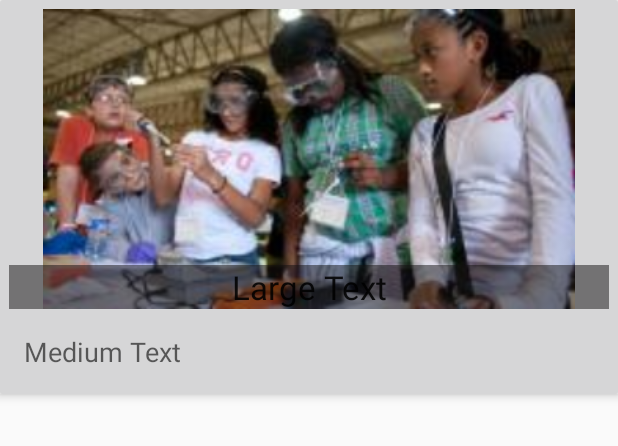
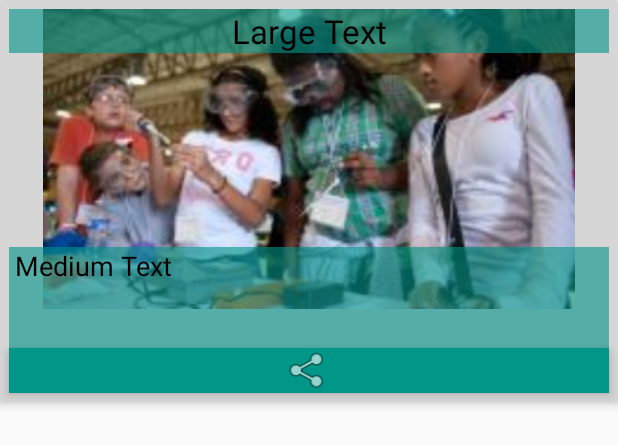
Before and after one commit to mohammedhabeeb2003/AllndiaNewsNew, an Android app: the layout custom_row_news.xml on its own in the app's theme, with its tools: preview values and no code run, on a phone screen of 412 x 824 dp. Shown: the top 446 px of the screen. Run offline under Robolectric (Android 15) with nearby library versions, the light colour scheme and no system bars.

Commit message:
16/01/2017

```diff
--- a/app/build.gradle
+++ b/app/build.gradle
@@ -24,6 +24,7 @@ dependencies {
     androidTestCompile('com.android.support.test.espresso:espresso-core:2.2.2', {
         exclude group: 'com.android.support', module: 'support-annotations'
     })
+
     compile 'com.android.support:appcompat-v7:25.1.0'
     compile 'com.android.support:design:25.1.0'
     compile 'com.android.support:recyclerview-v7:25.1.0'
@@ -41,11 +42,12 @@ dependencies {
     compile 'com.nineoldandroids:library:2.4.0'
     compile 'com.daimajia.easing:library:1.0.1@aar'
     compile 'com.daimajia.androidanimations:library:1.1.3@aar'
-
     testCompile 'junit:junit:4.12'
 }
 
 
 
 
+
+
 apply plugin: 'com.google.gms.google-services'
--- a/app/src/main/java/pingala/com/navigationdrawer1/activity/LanguageFragment.java
+++ b/app/src/main/java/pingala/com/navigationdrawer1/activity/LanguageFragment.java
@@ -11,6 +11,7 @@ import android.view.LayoutInflater;
 import android.view.View;
 import android.view.ViewGroup;
 import android.widget.GridView;
+import android.widget.Toast;
 
 import com.google.firebase.database.DataSnapshot;
 import com.google.firebase.database.DatabaseError;
@@ -120,4 +121,6 @@ public class LanguageFragment extends Fragment {
         }
     }
 
+
+
 }
--- a/app/src/main/res/layout-v21/custom_row_news.xml
+++ b/app/src/main/res/layout-v21/custom_row_news.xml
@@ -5,9 +5,12 @@
     android:layout_width="match_parent"
     android:layout_height="wrap_content"
     android:orientation="vertical"
-    android:outlineProvider="paddedBounds"
+    android:outlineProvider="bounds"
     app:cardBackgroundColor="@color/transparent_white_hex_11"
-    app:cardElevation="4dp">
+    app:cardElevation="4dp"
+    android:layout_marginBottom="10dp"
+
+    >
 
     <LinearLayout
         android:layout_width="match_parent"
@@ -18,7 +21,7 @@
         <RelativeLayout
             android:id="@+id/rl_cardview"
             android:layout_width="match_parent"
-            android:layout_height="wrap_content"
+            android:layout_height="232dp"
             android:paddingLeft="6dp"
             android:paddingRight="6dp"
             android:paddingTop="6dp">
@@ -35,53 +38,46 @@
                 android:id="@+id/title_text"
                 android:layout_width="match_parent"
                 android:layout_height="wrap_content"
-                android:layout_alignBottom="@+id/thumb_img"
+                android:layout_alignTop="@+id/thumb_img"
                 android:layout_centerHorizontal="true"
-                android:background="#80121111"
+                android:background="#9a009688"
                 android:gravity="center"
                 android:lines="1"
                 android:text="Large Text"
                 android:textAppearance="?android:attr/textAppearanceLarge"
-                android:textColor="#ffffff" />
+                android:textColor="#000000" />
+            <TextView
+                android:id="@+id/description_text"
+                android:paddingLeft="4dp"
+                android:lines="3"
+                android:layout_width="match_parent"
+                android:layout_height="wrap_content"
+                android:layout_alignParentLeft="true"
+                android:background="#9a009688"
+                android:layout_alignParentBottom="true"
+                android:layout_alignParentStart="true"
+                android:text="Medium Text"
+                android:textColor="#000000"
+                android:textAppearance="?android:attr/textAppearanceMedium" />
 
         </RelativeLayout>
 
-        <TextView
-            android:id="@+id/description_text"
-            android:layout_width="match_parent"
-            android:layout_height="wrap_content"
-            android:layout_alignParentLeft="true"
-            android:layout_alignParentStart="true"
-            android:layout_below="@+id/rl_cardview"
-            android:layout_margin="@dimen/activity_horizontal_margin"
-            android:text="Medium Text"
-            android:textAppearance="?android:attr/textAppearanceMedium" />
 
         <LinearLayout
             android:layout_width="match_parent"
             android:layout_height="30dp"
             android:background="@color/colorPrimary"
-            android:gravity="right"
+            android:gravity="center"
+            android:layout_marginRight="6dp"
+            android:layout_marginLeft="6dp"
+            android:layout_marginBottom="6dp"
+            android:elevation="4dp"
+            android:outlineProvider="bounds"
             android:orientation="horizontal">
 
-            <ImageButton
-                android:id="@+id/share_main"
-                android:layout_width="30dp"
-                android:layout_height="30dp"
-                android:layout_marginRight="30dp"
-                android:background="@android:drawable/ic_menu_share" />
 
             <ImageButton
-                android:id="@+id/share_watsapp"
-                android:layout_width="30dp"
-                android:layout_height="30dp"
-                android:layout_marginRight="30dp"
-                android:background="@android:drawable/ic_menu_share"
-
-                />
-
-            <ImageButton
-                android:id="@+id/share_facebook"
+                android:id="@+id/share"
                 android:layout_width="30dp"
                 android:layout_height="30dp"
                 android:background="@android:drawable/ic_menu_share"
--- a/app/src/main/res/layout/custom_row_news.xml
+++ b/app/src/main/res/layout/custom_row_news.xml
@@ -5,19 +5,23 @@
     android:layout_width="match_parent"
     android:layout_height="wrap_content"
     android:orientation="vertical"
-    android:outlineProvider="paddedBounds"
+    android:outlineProvider="bounds"
     app:cardBackgroundColor="@color/transparent_white_hex_11"
-    app:cardElevation="4dp">
+    app:cardElevation="4dp"
+    android:layout_marginBottom="10dp"
+
+    >
 
     <LinearLayout
         android:layout_width="match_parent"
         android:layout_height="wrap_content"
         android:orientation="vertical">
 
+
         <RelativeLayout
             android:id="@+id/rl_cardview"
             android:layout_width="match_parent"
-            android:layout_height="wrap_content"
+            android:layout_height="232dp"
             android:paddingLeft="6dp"
             android:paddingRight="6dp"
             android:paddingTop="6dp">
@@ -34,28 +38,55 @@
                 android:id="@+id/title_text"
                 android:layout_width="match_parent"
                 android:layout_height="wrap_content"
-                android:layout_alignBottom="@+id/thumb_img"
+                android:layout_alignTop="@+id/thumb_img"
                 android:layout_centerHorizontal="true"
-                android:background="#80121111"
+                android:background="#9a009688"
                 android:gravity="center"
                 android:lines="1"
                 android:text="Large Text"
-                android:textAppearance="?android:attr/textAppearanceLarge" />
+                android:textAppearance="?android:attr/textAppearanceLarge"
+                android:textColor="#000000" />
+            <TextView
+                android:id="@+id/description_text"
+                android:paddingLeft="4dp"
+                android:lines="3"
+                android:layout_width="match_parent"
+                android:layout_height="wrap_content"
+                android:layout_alignParentLeft="true"
+                android:background="#9a009688"
+                android:layout_alignParentBottom="true"
+                android:layout_alignParentStart="true"
+                android:text="Medium Text"
+                android:textColor="#000000"
+                android:textAppearance="?android:attr/textAppearanceMedium" />
 
         </RelativeLayout>
 
-        <TextView
-            android:id="@+id/description_text"
+
+        <LinearLayout
             android:layout_width="match_parent"
-            android:layout_height="wrap_content"
-            android:layout_alignParentLeft="true"
-            android:layout_alignParentStart="true"
-            android:layout_below="@+id/rl_cardview"
-            android:layout_margin="@dimen/activity_horizontal_margin"
-            android:text="Medium Text"
-            android:textAppearance="?android:attr/textAppearanceMedium" />
+            android:layout_height="30dp"
+            android:background="@color/colorPrimary"
+            android:gravity="center"
+            android:layout_marginRight="6dp"
+            android:layout_marginLeft="6dp"
+            android:layout_marginBottom="6dp"
+            android:elevation="4dp"
+            android:outlineProvider="bounds"
+            android:orientation="horizontal">
 
+
+            <ImageButton
+                android:id="@+id/share"
+                android:layout_width="30dp"
+                android:layout_height="30dp"
+                android:background="@android:drawable/ic_menu_share"
+
+
+                />
+        </LinearLayout>
 
     </LinearLayout>
 
+
 </android.support.v7.widget.CardView>
--- a/app/src/main/res/layout/fragment_langauge.xml
+++ b/app/src/main/res/layout/fragment_langauge.xml
@@ -1,7 +1,8 @@
-<FrameLayout xmlns:android="http://schemas.android.com/apk/res/android"
+<RelativeLayout xmlns:android="http://schemas.android.com/apk/res/android"
     xmlns:tools="http://schemas.android.com/tools"
     android:layout_width="match_parent"
     android:layout_height="match_parent"
+    android:background="#ffffff"
     tools:context="pingala.com.navigationdrawer1.activity.LanguageFragment">
 
     <!-- TODO: Update blank fragment layout -->
@@ -19,4 +20,4 @@
         android:paddingStart="4dp"
         android:scrollbars="none" />
 
-</FrameLayout>
+</RelativeLayout>
--- a/app/src/main/res/layout/tabs.xml
+++ b/app/src/main/res/layout/tabs.xml
@@ -12,7 +12,7 @@
             style="@style/Base.TextAppearance.AppCompat.Body2"
             android:layout_width="match_parent"
             android:layout_height="match_parent"
-            android:background="@android:color/transparent"
+            android:background="@color/colorPrimaryDark"
             android:gravity="center"
             android:text="News"
             android:textColor="@android:color/white" />
@@ -21,7 +21,7 @@
             android:layout_width="match_parent"
             android:layout_height="6dp"
             android:layout_gravity="bottom"
-            android:background="@android:color/white" />
+            android:background="@color/colorPrimary" />
     </FrameLayout>
 
     <TextView
@@ -29,7 +29,7 @@
         android:layout_width="0dp"
         android:layout_height="match_parent"
         android:layout_weight="1"
-        android:background="@android:color/transparent"
+        android:background="@color/colorPrimaryDark"
         android:gravity="center"
         android:text="Channels"
         android:textColor="@android:color/white" />
--- a/app/src/main/res/values/dimens.xml
+++ b/app/src/main/res/values/dimens.xml
@@ -8,4 +8,5 @@
     <dimen name="tab_label">14sp</dimen>
     <dimen name="custom_tab_layout_height">72dp</dimen>
     <dimen name="standard_field_width">200dp</dimen>
+    <dimen name="tabsHeight">48dp</dimen>
 </resources>
```
Also changed, not shown: app/src/main/java/pingala/com/navigationdrawer1/activity/LoadingData.java (+11 -5 lines), app/src/main/java/pingala/com/navigationdrawer1/activity/MainActivity.java (+30 -16 lines), app/src/main/java/pingala/com/navigationdrawer1/activity/NewsChannel.java (added, +79 -0 lines), app/src/main/java/pingala/com/navigationdrawer1/adapter/MyAdapter.java (+29 -2 lines), app/src/main/res/layout-v21/activity_main.xml (+12 -8 lines), app/src/main/res/layout/activity_main.xml (+12 -10 lines), app/src/main/res/layout/fragment_news_channel.xml (added, +29 -0 lines).
